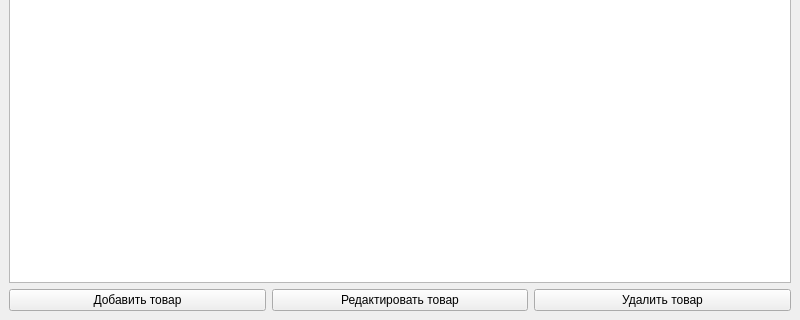
KiraSunnight/iGrocery, file iGroceryQT/iGrocery/storewindow.ui: the form before one commit; both pictures show x 0 to 800 and y 288 to 608 of the 800 by 608 pixel window.
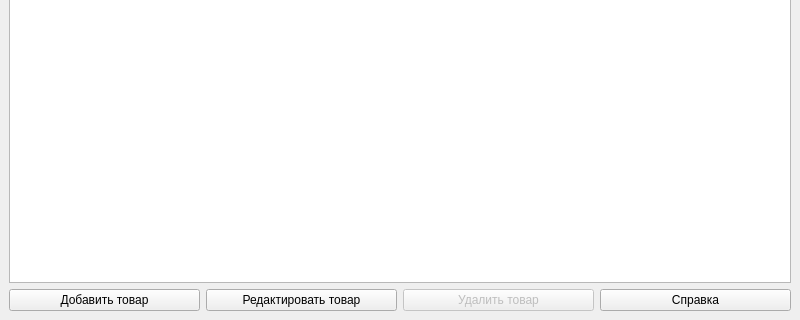
The form after the commit.

Diff of the .ui file:
```diff
--- a/iGroceryQT/iGrocery/storewindow.ui
+++ b/iGroceryQT/iGrocery/storewindow.ui
@@ -80,6 +80,9 @@
       </item>
       <item>
        <widget class="QPushButton" name="editGood">
+        <property name="enabled">
+         <bool>true</bool>
+        </property>
         <property name="text">
          <string>Редактировать товар</string>
         </property>
@@ -87,11 +90,21 @@
       </item>
       <item>
        <widget class="QPushButton" name="removeGood">
+        <property name="enabled">
+         <bool>false</bool>
+        </property>
         <property name="text">
          <string>Удалить товар</string>
         </property>
        </widget>
       </item>
+      <item>
+       <widget class="QPushButton" name="info">
+        <property name="text">
+         <string>Справка</string>
+        </property>
+       </widget>
+      </item>
      </layout>
     </item>
    </layout>
```
Left out of the diff: 56 changed lines with no effect on the pictures.
